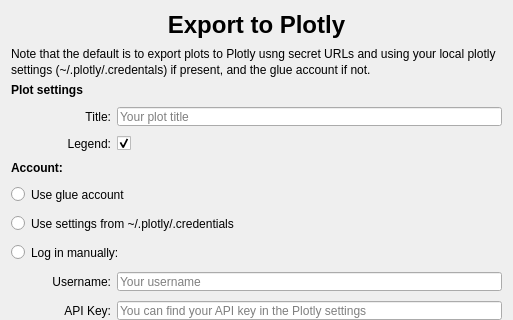
This is glue/plugins/exporters/plotly/qt/exporter.ui in glue-viz/glue as Qt 5 draws it before an edit; both pictures show x 0 to 513 and y 0 to 320 of the 513 by 499 pixel window. The edited form follows.
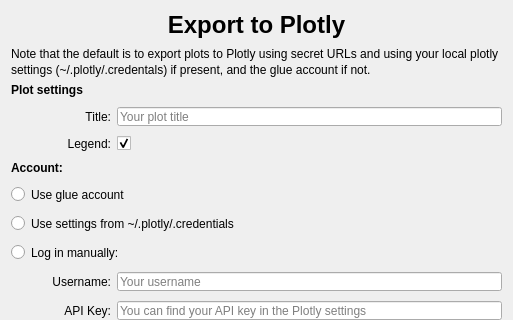
This is the edited form.

Commit message: Fix typo [ci skip]

The edit to the form file:
```diff
--- a/glue/plugins/exporters/plotly/qt/exporter.ui
+++ b/glue/plugins/exporters/plotly/qt/exporter.ui
@@ -34,7 +34,7 @@
    <item>
     <widget class="QLabel" name="label_6">
      <property name="text">
-      <string>&lt;html&gt;&lt;head/&gt;&lt;body&gt;&lt;p style=&quot;line-height:16px&quot;&gt;Note that the default is to export plots to Plotly usng secret URLs and using your local plotly settings (~/.plotly/.credentals) if present, and the glue account if not.&lt;/p&gt;&lt;/body&gt;&lt;/html&gt;</string>
+      <string>&lt;html&gt;&lt;head/&gt;&lt;body&gt;&lt;p style=&quot;line-height:16px&quot;&gt;Note that the default is to export plots to Plotly using secret URLs and using your local plotly settings (~/.plotly/.credentals) if present, and the glue account if not.&lt;/p&gt;&lt;/body&gt;&lt;/html&gt;</string>
      </property>
      <property name="wordWrap">
       <bool>true</bool>
```
